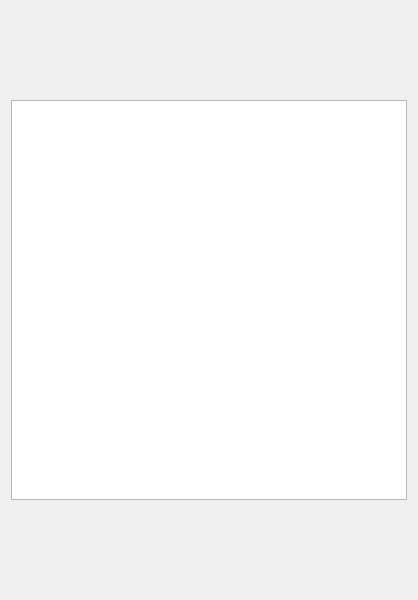
First picture: the form in databaseoutput.ui, repository LupusMs/TextParser, before the edit.
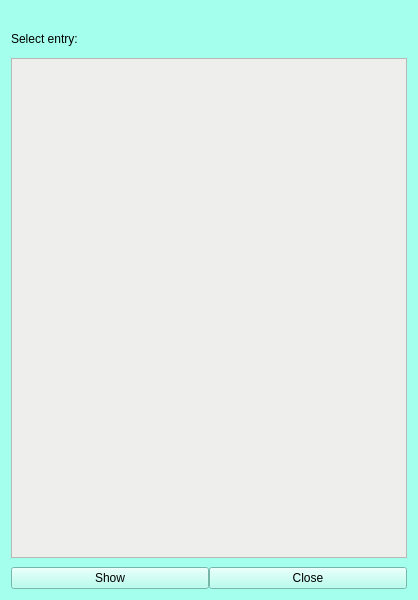
Second picture: the form after the edit.

Commit message: new dialog for db entry added

Patch:
```diff
--- a/databaseoutput.ui
+++ b/databaseoutput.ui
@@ -25,11 +25,36 @@
   <property name="windowTitle">
    <string>Saved History</string>
   </property>
+  <property name="styleSheet">
+   <string notr="true">background-color: rgb(164, 255, 236);</string>
+  </property>
   <layout class="QVBoxLayout" name="verticalLayout_2">
+   <property name="spacing">
+    <number>0</number>
+   </property>
+   <property name="topMargin">
+    <number>20</number>
+   </property>
+   <property name="bottomMargin">
+    <number>0</number>
+   </property>
+   <item>
+    <widget class="QLabel" name="label">
+     <property name="maximumSize">
+      <size>
+       <width>16777215</width>
+       <height>20</height>
+      </size>
+     </property>
+     <property name="text">
+      <string>Select entry:</string>
+     </property>
+    </widget>
+   </item>
    <item>
     <widget class="QListWidget" name="listWidget">
      <property name="sizePolicy">
-      <sizepolicy hsizetype="Expanding" vsizetype="Fixed">
+      <sizepolicy hsizetype="Expanding" vsizetype="Expanding">
        <horstretch>0</horstretch>
        <verstretch>0</verstretch>
       </sizepolicy>
@@ -37,14 +62,47 @@
      <property name="maximumSize">
       <size>
        <width>16777215</width>
-       <height>400</height>
+       <height>500</height>
       </size>
      </property>
      <property name="cursor" stdset="0">
       <cursorShape>PointingHandCursor</cursorShape>
      </property>
+     <property name="styleSheet">
+      <string notr="true">background-color: rgb(238, 238, 236);</string>
+     </property>
     </widget>
    </item>
+   <item>
+    <layout class="QHBoxLayout" name="horizontalLayout">
+     <property name="topMargin">
+      <number>0</number>
+     </property>
+     <property name="bottomMargin">
+      <number>0</number>
+     </property>
+     <item>
+      <widget class="QPushButton" name="showButton">
+       <property name="maximumSize">
+        <size>
+         <width>16777215</width>
+         <height>16777215</height>
+        </size>
+       </property>
+       <property name="text">
+        <string>Show</string>
+       </property>
+      </widget>
+     </item>
+     <item>
+      <widget class="QPushButton" name="closeButton">
+       <property name="text">
+        <string>Close</string>
+       </property>
+      </widget>
+     </item>
+    </layout>
+   </item>
   </layout>
  </widget>
  <resources/>
```
The commit also changes 8 other files.
